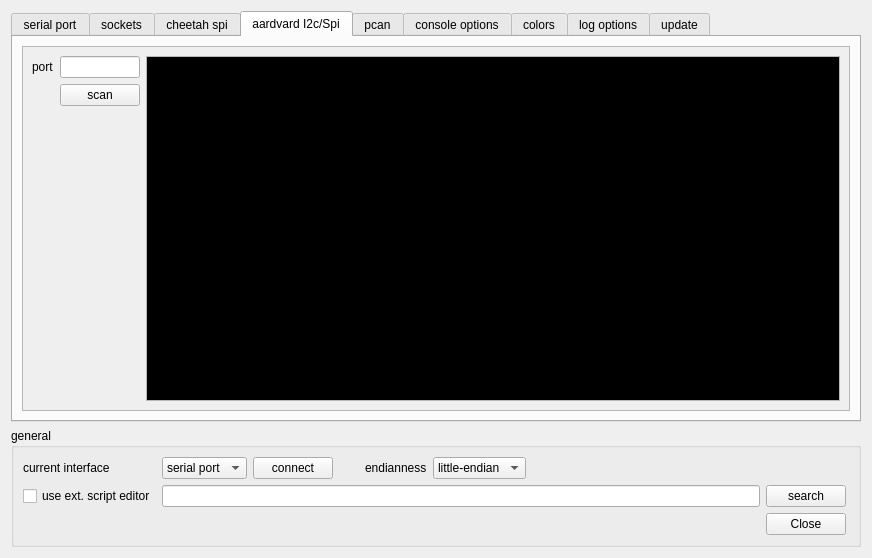
szieke/ScriptCommunicator_serial-terminal, file ScriptCommunicator/settingsdialog.ui: the form before one commit.
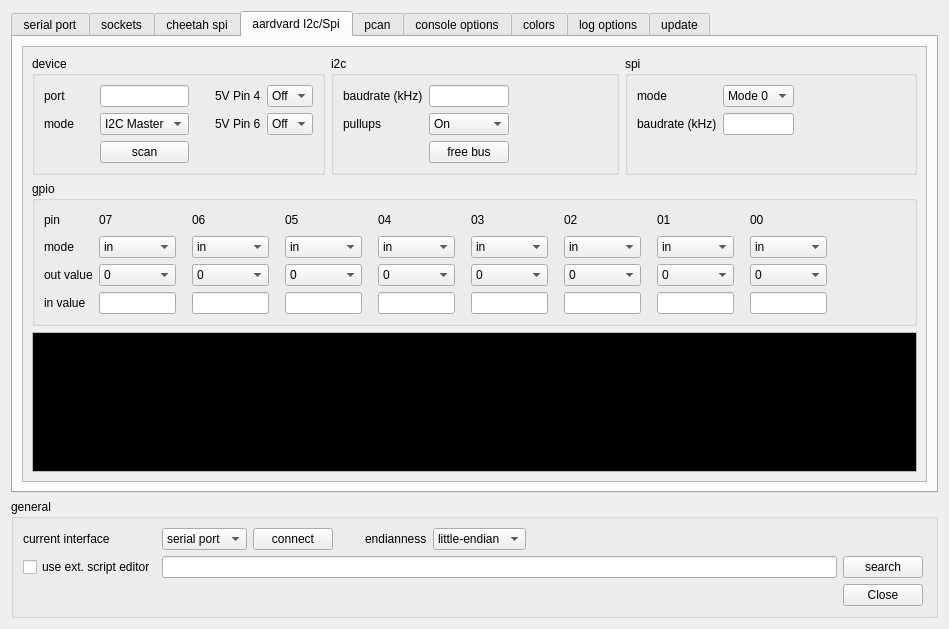
The form after the commit. The open tabs and pages were chosen to show the change. Icons and pictures are not drawn. Custom widgets are drawn as their Qt base class.

Commit message: Aardvard I2C/SPI implemented.

```diff
--- a/ScriptCommunicator/settingsdialog.ui
+++ b/ScriptCommunicator/settingsdialog.ui
@@ -6,8 +6,8 @@
    <rect>
     <x>0</x>
     <y>0</y>
-    <width>872</width>
-    <height>558</height>
+    <width>949</width>
+    <height>629</height>
    </rect>
   </property>
   <property name="sizePolicy">
@@ -1147,55 +1147,928 @@
            <rect>
             <x>0</x>
             <y>0</y>
-            <width>828</width>
-            <height>374</height>
+            <width>905</width>
+            <height>445</height>
            </rect>
           </property>
-          <layout class="QGridLayout" name="gridLayout_14">
+          <layout class="QGridLayout" name="gridLayout_18">
+           <item row="0" column="2">
+            <widget class="QGroupBox" name="groupBox_12">
+             <property name="title">
+              <string>spi</string>
+             </property>
+             <layout class="QGridLayout" name="gridLayout_15">
+              <item row="1" column="1">
+               <widget class="QLineEdit" name="aardvardSpiBaudrate">
+                <property name="sizePolicy">
+                 <sizepolicy hsizetype="Ignored" vsizetype="Fixed">
+                  <horstretch>0</horstretch>
+                  <verstretch>0</verstretch>
+                 </sizepolicy>
+                </property>
+                <property name="maximumSize">
+                 <size>
+                  <width>16777215</width>
+                  <height>16777215</height>
+                 </size>
+                </property>
+               </widget>
+              </item>
+              <item row="0" column="3" rowspan="2">
+               <spacer name="horizontalSpacer_12">
+                <property name="orientation">
+                 <enum>Qt::Horizontal</enum>
+                </property>
+                <property name="sizeHint" stdset="0">
+                 <size>
+                  <width>124</width>
+                  <height>20</height>
+                 </size>
+                </property>
+               </spacer>
+              </item>
+              <item row="1" column="0">
+               <widget class="QLabel" name="label_34">
+                <property name="text">
+                 <string>baudrate (kHz)</string>
+                </property>
+               </widget>
+              </item>
+              <item row="0" column="0">
+               <widget class="QLabel" name="label_33">
+                <property name="text">
+                 <string>mode</string>
+                </property>
+               </widget>
+              </item>
+              <item row="0" column="1">
+               <widget class="QComboBox" name="aardvardSpiMode">
+                <item>
+                 <property name="text">
+                  <string>Mode 0</string>
+                 </property>
+                </item>
+                <item>
+                 <property name="text">
+                  <string>Mode 1</string>
+                 </property>
+                </item>
+                <item>
+                 <property name="text">
+                  <string>Mode 2</string>
+                 </property>
+                </item>
+                <item>
+                 <property name="text">
+                  <string>Mode 3</string>
+                 </property>
+                </item>
+               </widget>
+              </item>
+              <item row="2" column="1">
+               <spacer name="verticalSpacer_10">
+                <property name="orientation">
+                 <enum>Qt::Vertical</enum>
+                </property>
+                <property name="sizeHint" stdset="0">
+                 <size>
+                  <width>20</width>
+                  <height>40</height>
+                 </size>
+                </property>
+               </spacer>
+              </item>
+             </layout>
+            </widget>
+           </item>
            <item row="0" column="1">
-            <widget class="QLineEdit" name="aardvardI2cSpiPort">
-             <property name="sizePolicy">
-              <sizepolicy hsizetype="Ignored" vsizetype="Fixed">
-               <horstretch>0</horstretch>
-               <verstretch>0</verstretch>
-              </sizepolicy>
+            <widget class="QGroupBox" name="groupBox_11">
+             <property name="title">
+              <string>i2c</string>
              </property>
-             <property name="maximumSize">
-              <size>
-               <width>16777215</width>
-               <height>16777215</height>
-              </size>
-             </property>
+             <layout class="QGridLayout" name="gridLayout_16">
+              <item row="3" column="1">
+               <spacer name="verticalSpacer_11">
+                <property name="orientation">
+                 <enum>Qt::Vertical</enum>
+                </property>
+                <property name="sizeHint" stdset="0">
+                 <size>
+                  <width>20</width>
+                  <height>40</height>
+                 </size>
+                </property>
+               </spacer>
+              </item>
+              <item row="2" column="1">
+               <widget class="QPushButton" name="aardvardI2cFreeBus">
+                <property name="text">
+                 <string>free bus</string>
+                </property>
+               </widget>
+              </item>
+              <item row="0" column="2" rowspan="3">
+               <spacer name="horizontalSpacer_13">
+                <property name="orientation">
+                 <enum>Qt::Horizontal</enum>
+                </property>
+                <property name="sizeHint" stdset="0">
+                 <size>
+                  <width>111</width>
+                  <height>20</height>
+                 </size>
+                </property>
+               </spacer>
+              </item>
+              <item row="0" column="1">
+               <widget class="QLineEdit" name="aardvardI2cBaudrate">
+                <property name="sizePolicy">
+                 <sizepolicy hsizetype="Ignored" vsizetype="Fixed">
+                  <horstretch>0</horstretch>
+                  <verstretch>0</verstretch>
+                 </sizepolicy>
+                </property>
+                <property name="maximumSize">
+                 <size>
+                  <width>16777215</width>
+                  <height>16777215</height>
+                 </size>
+                </property>
+               </widget>
+              </item>
+              <item row="0" column="0">
+               <widget class="QLabel" name="label_35">
+                <property name="text">
+                 <string>baudrate (kHz)</string>
+                </property>
+               </widget>
+              </item>
+              <item row="1" column="1">
+               <widget class="QComboBox" name="aardvardI2cPullUp">
+                <item>
+                 <property name="text">
+                  <string>On</string>
+                 </property>
+                </item>
+                <item>
+                 <property name="text">
+                  <string>Off</string>
+                 </property>
+                </item>
+               </widget>
+              </item>
+              <item row="1" column="0">
+               <widget class="QLabel" name="label_36">
+                <property name="text">
+                 <string>pullups</string>
+                </property>
+               </widget>
+              </item>
+             </layout>
             </widget>
            </item>
-           <item row="1" column="1">
-            <widget class="QPushButton" name="aardvardI2cSpiScan">
-             <property name="text">
-              <string>scan</string>
+           <item row="1" column="0" colspan="3">
+            <widget class="QGroupBox" name="groupBox_13">
+             <property name="title">
+              <string>gpio</string>
              </property>
+             <layout class="QGridLayout" name="gridLayout_17">
+              <item row="1" column="4">
+               <spacer name="horizontalSpacer_16">
+                <property name="orientation">
+                 <enum>Qt::Horizontal</enum>
+                </property>
+                <property name="sizeType">
+                 <enum>QSizePolicy::Fixed</enum>
+                </property>
+                <property name="sizeHint" stdset="0">
+                 <size>
+                  <width>10</width>
+                  <height>20</height>
+                 </size>
+                </property>
+               </spacer>
+              </item>
+              <item row="3" column="0">
+               <widget class="QLabel" name="label_43">
+                <property name="text">
+                 <string>in value</string>
+                </property>
+               </widget>
+              </item>
+              <item row="2" column="15">
+               <widget class="QComboBox" name="aardvardGpioOutValue7_8">
+                <item>
+                 <property name="text">
+                  <string>0</string>
+                 </property>
+                </item>
+                <item>
+                 <property name="text">
+                  <string>1</string>
+                 </property>
+                </item>
+               </widget>
+              </item>
+              <item row="0" column="11">
+               <widget class="QLabel" name="label_48">
+                <property name="text">
+                 <string>02</string>
+                </property>
+               </widget>
+              </item>
+              <item row="2" column="13">
+               <widget class="QComboBox" name="aardvardGpioOutValue7_7">
+                <item>
+                 <property name="text">
+                  <string>0</string>
+                 </property>
+                </item>
+                <item>
+                 <property name="text">
+                  <string>1</string>
+                 </property>
+                </item>
+               </widget>
+              </item>
+              <item row="3" column="1">
+               <widget class="QLineEdit" name="aardvardGpioInValue7">
+                <property name="sizePolicy">
+                 <sizepolicy hsizetype="Ignored" vsizetype="Fixed">
+                  <horstretch>0</horstretch>
+                  <verstretch>0</verstretch>
+                 </sizepolicy>
+                </property>
+                <property name="readOnly">
+                 <bool>true</bool>
+                </property>
+               </widget>
+              </item>
+              <item row="0" column="0">
+               <widget class="QLabel" name="label_39">
+                <property name="text">
+                 <string>pin</string>
+                </property>
+               </widget>
+              </item>
+              <item row="0" column="13">
+               <widget class="QLabel" name="label_49">
+                <property name="text">
+                 <string>01</string>
+                </property>
+               </widget>
+              </item>
+              <item row="1" column="9">
+               <widget class="QComboBox" name="aardvardGpioMode7_5">
+                <item>
+                 <property name="text">
+                  <string>in</string>
+                 </property>
+                </item>
+                <item>
+                 <property name="text">
+                  <string>out</string>
+                 </property>
+                </item>
+                <item>
+                 <property name="text">
+                  <string>in pullup</string>
+                 </property>
+                </item>
+               </widget>
+              </item>
+              <item row="2" column="7">
+               <widget class="QComboBox" name="aardvardGpioOutValue7_4">
+                <item>
+                 <property name="text">
+                  <string>0</string>
+                 </property>
+                </item>
+                <item>
+                 <property name="text">
+                  <string>1</string>
+                 </property>
+                </item>
+               </widget>
+              </item>
+              <item row="1" column="1">
+               <widget class="QComboBox" name="aardvardGpioMode7">
+                <item>
+                 <property name="text">
+                  <string>in</string>
+                 </property>
+                </item>
+                <item>
+                 <property name="text">
+                  <string>out</string>
+                 </property>
+                </item>
+                <item>
+                 <property name="text">
+                  <string>in pullup</string>
+                 </property>
+                </item>
+               </widget>
+              </item>
+              <item row="1" column="11">
+               <widget class="QComboBox" name="aardvardGpioMode7_6">
+                <item>
+                 <property name="text">
+                  <string>in</string>
+                 </property>
+                </item>
+                <item>
+                 <property name="text">
+                  <string>out</string>
+                 </property>
+                </item>
+                <item>
+                 <property name="text">
+                  <string>in pullup</string>
+                 </property>
+                </item>
+               </widget>
+              </item>
+              <item row="2" column="1">
+               <widget class="QComboBox" name="aardvardGpioOutValue7">
+                <item>
+                 <property name="text">
+                  <string>0</string>
+                 </property>
+                </item>
+                <item>
+                 <property name="text">
+                  <string>1</string>
+                 </property>
+                </item>
+               </widget>
+              </item>
+              <item row="0" column="7">
+               <widget class="QLabel" name="label_46">
+                <property name="text">
+                 <string>04</string>
+                </property>
+               </widget>
+              </item>
+              <item row="2" column="9">
+               <widget class="QComboBox" name="aardvardGpioOutValue7_5">
+                <item>
+                 <property name="text">
+                  <string>0</string>
+                 </property>
+                </item>
+                <item>
+                 <property name="text">
+                  <string>1</string>
+                 </property>
+                </item>
+               </widget>
+              </item>
+              <item row="2" column="0">
+               <widget class="QLabel" name="label_42">
+                <property name="text">
+                 <string>out value</string>
+                </property>
+               </widget>
+              </item>
+              <item row="0" column="16">
+               <spacer name="horizontalSpacer_14">
+                <property name="orientation">
+                 <enum>Qt::Horizontal</enum>
+                </property>
+                <property name="sizeHint" stdset="0">
+                 <size>
+                  <width>40</width>
+                  <height>20</height>
+                 </size>
+                </property>
+               </spacer>
+              </item>
+              <item row="0" column="1">
+               <widget class="QLabel" name="label_40">
+                <property name="text">
+                 <string>07</string>
+                </property>
+               </widget>
+              </item>
+              <item row="1" column="15">
+               <widget class="QComboBox" name="aardvardGpioMode7_8">
+                <item>
+                 <property name="text">
+                  <string>in</string>
+                 </property>
+                </item>
+                <item>
+                 <property name="text">
+                  <string>out</string>
+                 </property>
+                </item>
+                <item>
+                 <property name="text">
+                  <string>in pullup</string>
+                 </property>
+                </item>
+               </widget>
+              </item>
+              <item row="1" column="5">
+               <widget class="QComboBox" name="aardvardGpioMode7_3">
+                <item>
+                 <property name="text">
+                  <string>in</string>
+                 </property>
+                </item>
+                <item>
+                 <property name="text">
+                  <string>out</string>
+                 </property>
+                </item>
+                <item>
+                 <property name="text">
+                  <string>in pullup</string>
+                 </property>
+                </item>
+               </widget>
+              </item>
+              <item row="2" column="3">
+               <widget class="QComboBox" name="aardvardGpioOutValue7_2">
+                <item>
+                 <property name="text">
+                  <string>0</string>
+                 </property>
+                </item>
+                <item>
+                 <property name="text">
+                  <string>1</string>
+                 </property>
+                </item>
+               </widget>
+              </item>
+              <item row="1" column="0">
+               <widget class="QLabel" name="label_41">
+                <property name="text">
+                 <string>mode</string>
+                </property>
+               </widget>
+              </item>
+              <item row="1" column="13">
+               <widget class="QComboBox" name="aardvardGpioMode7_7">
+                <item>
+                 <property name="text">
+                  <string>in</string>
+                 </property>
+                </item>
+                <item>
+                 <property name="text">
+                  <string>out</string>
+                 </property>
+                </item>
+                <item>
+                 <property name="text">
+                  <string>in pullup</string>
+                 </property>
+                </item>
+               </widget>
+              </item>
+              <item row="0" column="9">
+               <widget class="QLabel" name="label_47">
+                <property name="text">
+                 <string>03</string>
+                </property>
+               </widget>
+              </item>
+              <item row="2" column="5">
+               <widget class="QComboBox" name="aardvardGpioOutValue7_3">
+                <item>
+                 <property name="text">
+                  <string>0</string>
+                 </property>
+                </item>
+                <item>
+                 <property name="text">
+                  <string>1</string>
+                 </property>
+                </item>
+               </widget>
+              </item>
+              <item row="0" column="5">
+               <widget class="QLabel" name="label_45">
+                <property name="text">
+                 <string>05</string>
+                </property>
+               </widget>
+              </item>
+              <item row="1" column="7">
+               <widget class="QComboBox" name="aardvardGpioMode7_4">
+                <item>
+                 <property name="text">
+                  <string>in</string>
+                 </property>
+                </item>
+                <item>
+                 <property name="text">
+                  <string>out</string>
+                 </property>
+                </item>
+                <item>
+                 <property name="text">
+                  <string>in pullup</string>
+                 </property>
+                </item>
+               </widget>
+              </item>
+              <item row="0" column="15">
+               <widget class="QLabel" name="label_50">
+                <property name="text">
+                 <string>00</string>
+                </property>
+               </widget>
+              </item>
+              <item row="2" column="11">
+               <widget class="QComboBox" name="aardvardGpioOutValue7_6">
+                <item>
+                 <property name="text">
+                  <string>0</string>
+                 </property>
+                </item>
+                <item>
+                 <property name="text">
+                  <string>1</string>
+                 </property>
+                </item>
+               </widget>
+              </item>
+              <item row="1" column="3">
+               <widget class="QComboBox" name="aardvardGpioMode7_2">
+                <item>
+                 <property name="text">
+                  <string>in</string>
+                 </property>
+                </item>
+                <item>
+                 <property name="text">
+                  <string>out</string>
+                 </property>
+                </item>
+                <item>
+                 <property name="text">
+                  <string>in pullup</string>
+                 </property>
+                </item>
+               </widget>
+              </item>
+              <item row="0" column="3">
+               <widget class="QLabel" name="label_44">
+                <property name="text">
+                 <string>06</string>
+                </property>
+               </widget>
+              </item>
+              <item row="3" column="3">
+               <widget class="QLineEdit" name="aardvardGpioInValue7_2">
+                <property name="sizePolicy">
+                 <sizepolicy hsizetype="Ignored" vsizetype="Fixed">
+                  <horstretch>0</horstretch>
+                  <verstretch>0</verstretch>
+                 </sizepolicy>
+                </property>
+                <property name="readOnly">
+                 <bool>true</bool>
+                </property>
+               </widget>
+              </item>
+              <item row="3" column="15">
+               <widget class="QLineEdit" name="aardvardGpioInValue7_8">
+                <property name="sizePolicy">
+                 <sizepolicy hsizetype="Ignored" vsizetype="Fixed">
+                  <horstretch>0</horstretch>
+                  <verstretch>0</verstretch>
+                 </sizepolicy>
+                </property>
+                <property name="readOnly">
+                 <bool>true</bool>
+                </property>
+               </widget>
+              </item>
+              <item row="3" column="5">
+               <widget class="QLineEdit" name="aardvardGpioInValue7_3">
+                <property name="sizePolicy">
+                 <sizepolicy hsizetype="Ignored" vsizetype="Fixed">
+                  <horstretch>0</horstretch>
+                  <verstretch>0</verstretch>
+                 </sizepolicy>
+                </property>
+                <property name="readOnly">
+                 <bool>true</bool>
+                </property>
+               </widget>
+              </item>
+              <item row="3" column="13">
+               <widget class="QLineEdit" name="aardvardGpioInValue7_7">
+                <property name="sizePolicy">
+                 <sizepolicy hsizetype="Ignored" vsizetype="Fixed">
+                  <horstretch>0</horstretch>
+                  <verstretch>0</verstretch>
+                 </sizepolicy>
+                </property>
+                <property name="readOnly">
+                 <bool>true</bool>
+                </property>
+               </widget>
+              </item>
+              <item row="3" column="9">
+               <widget class="QLineEdit" name="aardvardGpioInValue7_5">
+                <property name="sizePolicy">
+                 <sizepolicy hsizetype="Ignored" vsizetype="Fixed">
+                  <horstretch>0</horstretch>
+                  <verstretch>0</verstretch>
+                 </sizepolicy>
+                </property>
+                <property name="readOnly">
+                 <bool>true</bool>
+                </property>
+               </widget>
+              </item>
+              <item row="3" column="7">
+               <widget class="QLineEdit" name="aardvardGpioInValue7_4">
+                <property name="sizePolicy">
+                 <sizepolicy hsizetype="Ignored" vsizetype="Fixed">
+                  <horstretch>0</horstretch>
+                  <verstretch>0</verstretch>
+                 </sizepolicy>
+                </property>
+                <property name="readOnly">
+                 <bool>true</bool>
+                </property>
+               </widget>
+              </item>
+              <item row="3" column="11">
+               <widget class="QLineEdit" name="aardvardGpioInValue7_6">
+                <property name="sizePolicy">
+                 <sizepolicy hsizetype="Ignored" vsizetype="Fixed">
+                  <horstretch>0</horstretch>
+                  <verstretch>0</verstretch>
+                 </sizepolicy>
+                </property>
+                <property name="readOnly">
+                 <bool>true</bool>
+                </property>
+               </widget>
+              </item>
+              <item row="4" column="0">
+               <spacer name="verticalSpacer_12">
+                <property name="orientation">
+                 <enum>Qt::Vertical</enum>
+                </property>
+                <property name="sizeHint" stdset="0">
+                 <size>
+                  <width>20</width>
+                  <height>40</height>
+                 </size>
+                </property>
+               </spacer>
+              </item>
+              <item row="1" column="2">
+               <spacer name="horizontalSpacer_15">
+                <property name="orientation">
+                 <enum>Qt::Horizontal</enum>
+                </property>
+                <property name="sizeType">
+                 <enum>QSizePolicy::Fixed</enum>
+                </property>
+                <property name="sizeHint" stdset="0">
+                 <size>
+                  <width>10</width>
+                  <height>20</height>
+                 </size>
+                </property>
+               </spacer>
+              </item>
+              <item row="1" column="14">
+               <spacer name="horizontalSpacer_22">
+                <property name="orientation">
+                 <enum>Qt::Horizontal</enum>
+                </property>
+                <property name="sizeType">
+                 <enum>QSizePolicy::Fixed</enum>
+                </property>
+                <property name="sizeHint" stdset="0">
+                 <size>
+                  <width>10</width>
+                  <height>20</height>
+                 </size>
+                </property>
+               </spacer>
+              </item>
+              <item row="1" column="6">
+               <spacer name="horizontalSpacer_17">
+                <property name="orientation">
+                 <enum>Qt::Horizontal</enum>
+                </property>
+                <property name="sizeType">
+                 <enum>QSizePolicy::Fixed</enum>
+                </property>
+                <property name="sizeHint" stdset="0">
+                 <size>
+                  <width>10</width>
+                  <height>20</height>
+                 </size>
+                </property>
+               </spacer>
+              </item>
+              <item row="1" column="12">
+               <spacer name="horizontalSpacer_21">
+                <property name="orientation">
+                 <enum>Qt::Horizontal</enum>
+                </property>
+                <property name="sizeType">
+                 <enum>QSizePolicy::Fixed</enum>
+                </property>
+                <property name="sizeHint" stdset="0">
+                 <size>
+                  <width>10</width>
+                  <height>20</height>
+                 </size>
+                </property>
+               </spacer>
+              </item>
+              <item row="1" column="10">
+               <spacer name="horizontalSpacer_20">
+                <property name="orientation">
+                 <enum>Qt::Horizontal</enum>
+                </property>
+                <property name="sizeType">
+                 <enum>QSizePolicy::Fixed</enum>
+                </property>
+                <property name="sizeHint" stdset="0">
+                 <size>
+                  <width>10</width>
+                  <height>20</height>
+                 </size>
+                </property>
+               </spacer>
+              </item>
+              <item row="1" column="8">
+               <spacer name="horizontalSpacer_19">
+                <property name="orientation">
+                 <enum>Qt::Horizontal</enum>
+                </property>
+                <property name="sizeType">
+                 <enum>QSizePolicy::Fixed</enum>
+                </property>
+                <property name="sizeHint" stdset="0">
+                 <size>
+                  <width>10</width>
+                  <height>20</height>
+                 </size>
+                </property>
+               </spacer>
+              </item>
+             </layout>
             </widget>
            </item>
            <item row="0" column="0">
-            <widget class="QLabel" name="label_29">
-             <property name="text">
-              <string>port</string>
+            <widget class="QGroupBox" name="groupBox_10">
+             <property name="title">
+              <string>device</string>
              </property>
+             <layout class="QGridLayout" name="gridLayout_14">
+              <item row="0" column="1">
+               <widget class="QLineEdit" name="aardvardI2cSpiPort">
+                <property name="sizePolicy">
+                 <sizepolicy hsizetype="Ignored" vsizetype="Fixed">
+                  <horstretch>0</horstretch>
+                  <verstretch>0</verstretch>
+                 </sizepolicy>
+                </property>
+                <property name="maximumSize">
+                 <size>
+                  <width>16777215</width>
+                  <height>16777215</height>
+                 </size>
+                </property>
+               </widget>
+              </item>
+              <item row="1" column="1">
+               <widget class="QComboBox" name="aardvardI2cSpiMode">
+                <property name="sizePolicy">
+                 <sizepolicy hsizetype="Preferred" vsizetype="Fixed">
+                  <horstretch>0</horstretch>
+                  <verstretch>0</verstretch>
+                 </sizepolicy>
+                </property>
+                <item>
+                 <property name="text">
+                  <string>I2C Master</string>
+                 </property>
+                </item>
+                <item>
+                 <property name="text">
+                  <string>SPI Master</string>
+                 </property>
+                </item>
+                <item>
+                 <property name="text">
+                  <string>GPIO</string>
+                 </property>
+                </item>
+               </widget>
+              </item>
+              <item row="1" column="0">
+               <widget class="QLabel" name="label_30">
+                <property name="text">
+                 <string>mode      </string>
+                </property>
+               </widget>
+              </item>
+              <item row="0" column="4">
+               <widget class="QComboBox" name="aardvardI2cSpi5VPin4">
+                <item>
+                 <property name="text">
+                  <string>Off</string>
+                 </property>
+                </item>
+                <item>
+                 <property name="text">
+                  <string>On</string>
+                 </property>
+                </item>
+               </widget>
+              </item>
+              <item row="0" column="0">
+               <widget class="QLabel" name="label_29">
+                <property name="text">
+                 <string>port</string>
+                </property>
+               </widget>
+              </item>
+              <item row="0" column="3">
+               <widget class="QLabel" name="label_31">
+                <property name="text">
+                 <string>5V Pin 4</string>
+                </property>
+               </widget>
+              </item>
+              <item row="0" column="2">
+               <spacer name="horizontalSpacer_11">
+                <property name="orientation">
+                 <enum>Qt::Horizontal</enum>
+                </property>
+                <property name="sizeType">
+                 <enum>QSizePolicy::Fixed</enum>
+                </property>
+                <property name="sizeHint" stdset="0">
+                 <size>
+                  <width>20</width>
+                  <height>20</height>
+                 </size>
+                </property>
+               </spacer>
+              </item>
+              <item row="1" column="4">
+               <widget class="QComboBox" name="aardvardI2cSpi5VPin6">
+                <item>
+                 <property name="text">
+                  <string>Off</string>
+                 </property>
+                </item>
+                <item>
+                 <property name="text">
+                  <string>On</string>
+                 </property>
+                </item>
+               </widget>
+              </item>
+              <item row="1" column="3">
+               <widget class="QLabel" name="label_32">
+                <property name="text">
+                 <string>5V Pin 6</string>
+                </property>
+               </widget>
+              </item>
+              <item row="4" column="1">
+               <spacer name="verticalSpacer_8">
+                <property name="orientation">
+                 <enum>Qt::Vertical</enum>
+                </property>
+                <property name="sizeHint" stdset="0">
+                 <size>
+                  <width>20</width>
+                  <height>3</height>
+                 </size>
+                </property>
+               </spacer>
+              </item>
+              <item row="2" column="1">
+               <widget class="QPushButton" name="aardvardI2cSpiScan">
+                <property name="text">
+                 <string>scan</string>
+                </property>
+               </widget>
+              </item>
+             </layout>
             </widget>
            </item>
-           <item row="2" column="1">
-            <spacer name="verticalSpacer_8">
-             <property name="orientation">
-              <enum>Qt::Vertical</enum>
-             </property>
-             <property name="sizeHint" stdset="0">
-              <size>
-               <width>20</width>
-               <height>40</height>
-              </size>
-             </property>
-            </spacer>
-           </item>
-           <item row="0" column="2" rowspan="3">
+           <item row="2" column="0" colspan="3">
             <widget class="QPlainTextEdit" name="aardvardI2cSpiDevices">
              <property name="palette">
               <palette>
```
Left out of the diff: 32 changed lines with no effect on the pictures.
